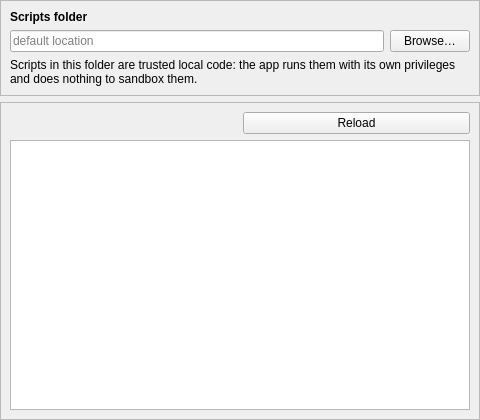
Qt form packages/rehuco-agent/src/rehuco_agent/settings/ui/scrapers_page.ui (borco/rehuco) before a commit.
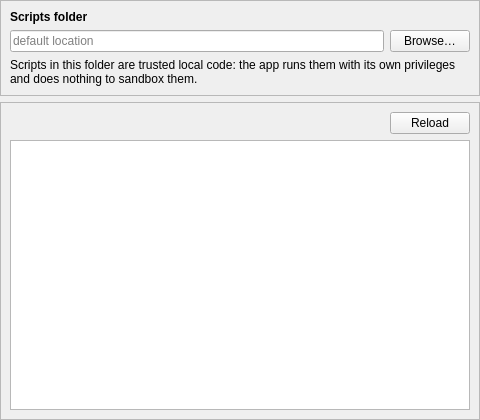
The same form after that commit. Custom widgets are drawn as their Qt base class.

Commit message: config: scrapers page: stretch the folder/scan rows, fix editTriggers property type

```diff
--- a/packages/rehuco-agent/src/rehuco_agent/settings/ui/scrapers_page.ui
+++ b/packages/rehuco-agent/src/rehuco_agent/settings/ui/scrapers_page.ui
@@ -88,7 +88,7 @@
      </property>
      <layout class="QVBoxLayout" name="scrapers_frame_layout">
       <item>
-       <layout class="QHBoxLayout" name="scrapers_header_layout">
+       <layout class="QHBoxLayout" name="scrapers_header_layout" stretch="1,0">
         <item>
          <widget class="WrappingLabel" name="scanned_label">
           <property name="wordWrap">
```
Left out of the diff: 8 changed lines with no effect on the pictures.
